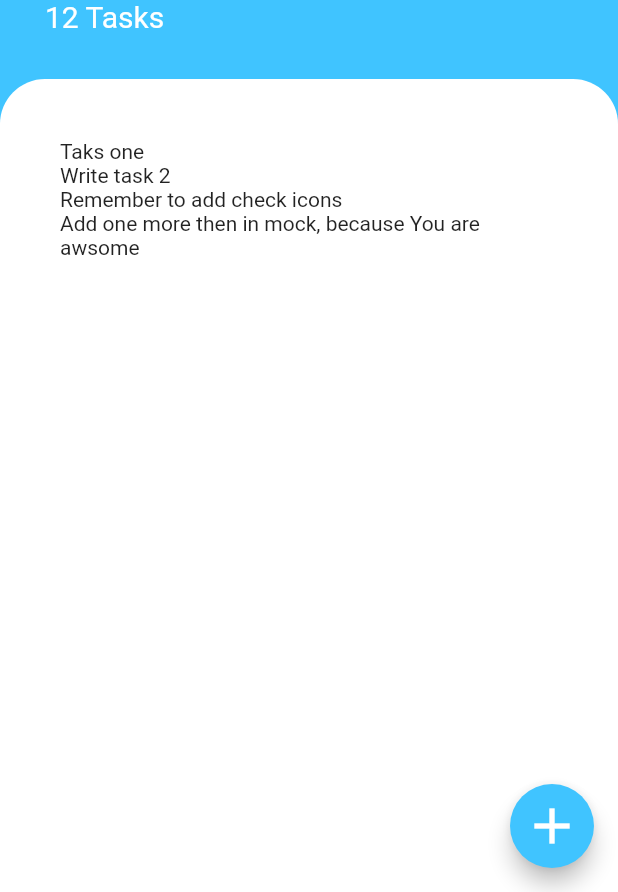
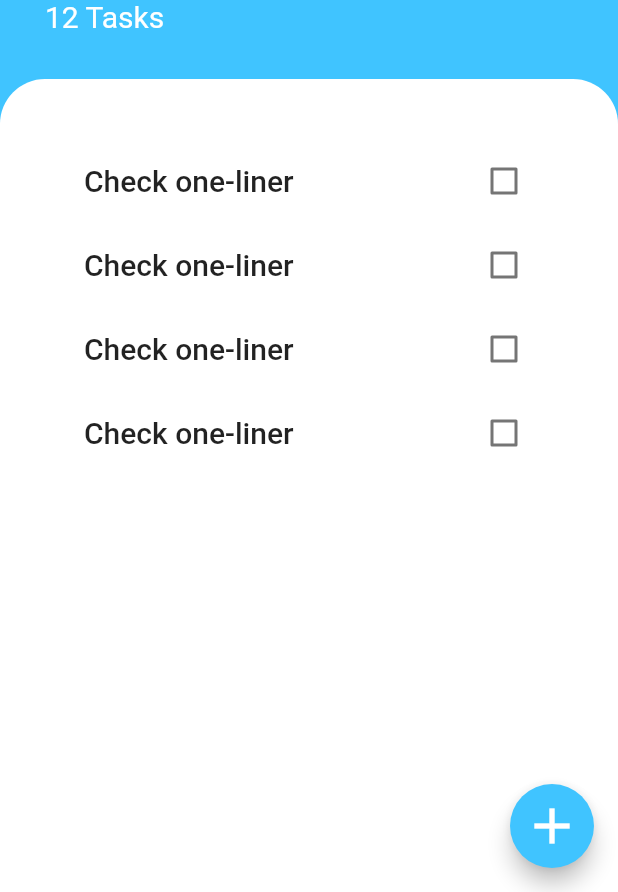
Before and after one commit to StanislawNagorski/Tudusik, a Flutter app: the screen it shows after launch, on a phone screen of 412 x 824 dp, the part 344-1236 px from its top. Run offline on Flutter 3.47's test engine with Material 2 defaults, Android fonts, the phone set to English and light mode, and no system bars.

Commit message:
ListView for tasts added with mock text

```diff
--- a/lib/screens/tasks_screen.dart
+++ b/lib/screens/tasks_screen.dart
@@ -43,10 +43,43 @@ class TasksScreen extends StatelessWidget {
             child: ListView(
               padding: EdgeInsets.all(40.0),
               children: [
-                Text('Taks one'),
-                Text('Write task 2'),
-                Text('Remember to add check icons'),
-                Text('Add one more then in mock, because You are awsome')
+                CheckboxListTile(
+                    title: Text(
+                      'Check one-liner',
+                      style: TextStyle(
+                          fontSize: 20.0, fontWeight: FontWeight.w500),
+                    ),
+                    value: false,
+                    onChanged: (value) {},
+                ),
+                CheckboxListTile(
+                    title: Text(
+                      'Check one-liner',
+                      style: TextStyle(
+                          fontSize: 20.0, fontWeight: FontWeight.w500),
+                    ),
+                    value: false,
+                    onChanged: (value) {},),
+                CheckboxListTile(
+                  title: Text(
+                    'Check one-liner',
+                    style:
+                        TextStyle(fontSize: 20.0, fontWeight: FontWeight.w500),
+                  ),
+                  value: false,
+                  onChanged: (value) {},
+
+          ),
+                CheckboxListTile(
+                  title: Text(
+                    'Check one-liner',
+                    style:
+                        TextStyle(fontSize: 20.0, fontWeight: FontWeight.w500),
+                  ),
+                  value: false,
+                  onChanged: (value) {},
+
+                ),
               ],
             ),
             decoration: BoxDecoration(
```
